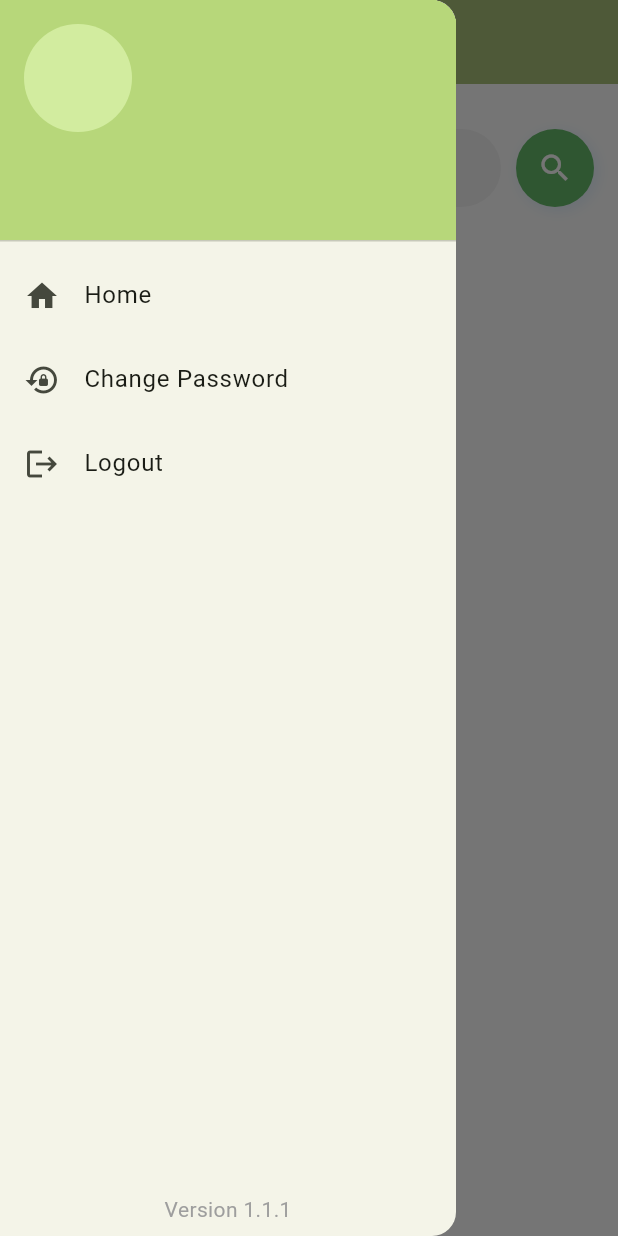
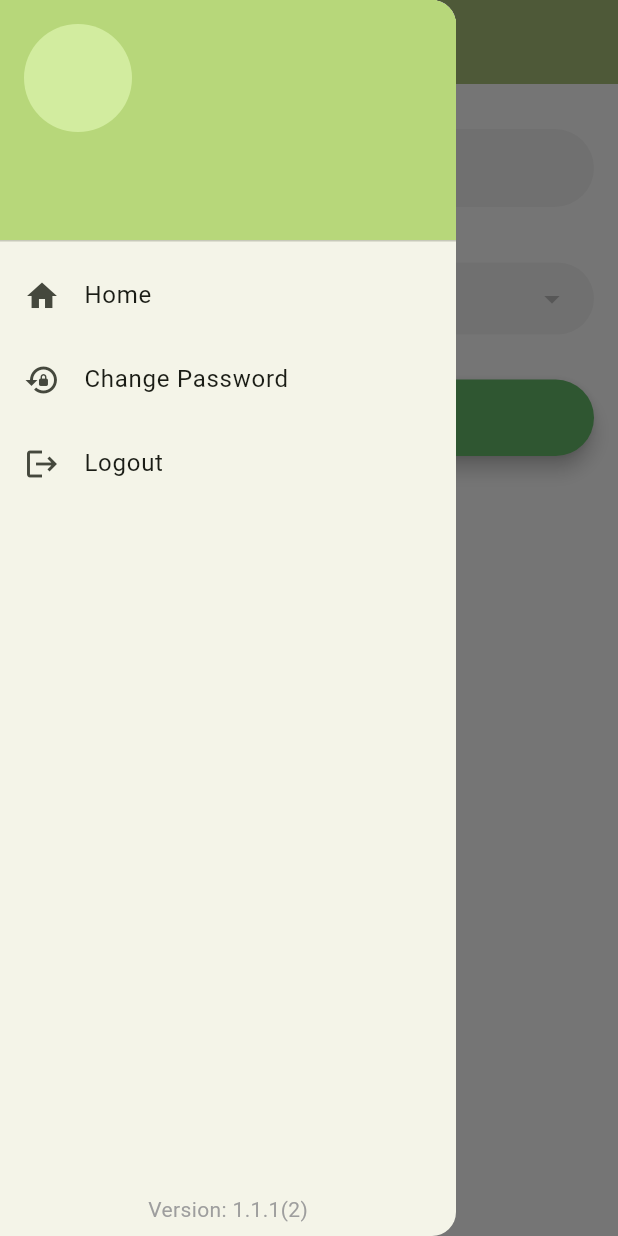
Before and after one commit to Kuldeepsinghhada/rajfed_qr, a Flutter app: the MyHomePage screen opened directly, with the side drawer open, on a phone screen of 412 x 824 dp. Run offline on Flutter 3.47's test engine with Material 3 defaults, Android fonts, the phone set to English and light mode, and no system bars; our stand-ins replace device_info_plus, dio, fluttertoast, package_info_plus, permission_handler, shared_preferences; missing offline and left inert: ai_barcode_scanner; accounts and stored records are empty; network calls fail.

Commit message:
Crop dropdown added

```diff
--- a/lib/APIService/api_endpoint.dart
+++ b/lib/APIService/api_endpoint.dart
@@ -6,6 +6,7 @@ class APIEndPoint {
   static String operatorRejected = "OperatorRejected";
   static String operatorSaveQr = "OperatorSaveQr";
   static String farmerSavedQrCode = "QrCodeByFarmerRegNo";
+  static String getCropList =  "cropmaster";
 
   // Incharge Endpoint
   static String inchargeDetails = "InchargeDetails";
--- a/lib/Screens/Operator/Home/HomeScreen.dart
+++ b/lib/Screens/Operator/Home/HomeScreen.dart
@@ -14,6 +14,7 @@ import 'package:rajfed_qr/Screens/login/login_screen.dart';
 import 'package:rajfed_qr/Screens/QRScannerScreen/qr_code_screen.dart';
 import 'package:rajfed_qr/common_views/common_button.dart';
 import 'package:rajfed_qr/common_views/loader_dialog.dart';
+import 'package:rajfed_qr/models/crop_list_model.dart';
 import 'package:rajfed_qr/models/operator_details.dart';
 import 'package:rajfed_qr/models/saved_qr_model.dart';
 import 'package:rajfed_qr/utils/enums.dart';
@@ -47,9 +48,14 @@ class _MyHomePageState extends State<MyHomePage> {
 
   bool isShowSavedStock = false;
 
+  String? selectedCropValue;
+  List<CropModel> cropList = [];
+  List<String> cropStringList = [];
+
   @override
   void initState() {
     getUserDetails();
+    getCropAPICall();
     super.initState();
   }
 
@@ -57,6 +63,30 @@ class _MyHomePageState extends State<MyHomePage> {
   void dispose() {
     _focusNode.dispose(); // Dispose of the FocusNode
     super.dispose();
+  }
+
+  void getCropAPICall() async {
+    await Future.delayed(Duration(milliseconds: 100));
+    showLoadingDialog(context);
+    try {
+      var response = await OPHomeService.instance.getCropList();
+      Navigator.pop(context);
+      if (response.status == true) {
+        cropList = response.data;
+        cropList.removeWhere((obj) => obj.cropID == 0);
+        for (var item in cropList) {
+          if (item.cropDescEN != null) {
+            cropStringList.add(item.cropDescEN!);
+          }
+        }
+        setState(() {});
+      } else {
+        showErrorToast(response.error);
+      }
+    } catch (e) {
+      Navigator.pop(context);
+      showErrorToast("Something went wrong");
+    }
   }
 
   /// API CALLS
@@ -89,10 +119,16 @@ class _MyHomePageState extends State<MyHomePage> {
   void saveQrAPICall() async {
     showLoadingDialog(context);
     try {
+      var index = cropStringList.indexOf(selectedCropValue ?? '');
+      if (index < 0) {
+        showErrorToast("Crop not found");
+        return;
+      }
       var data = await OPHomeService.instance.saveFarmerQrCode(
           operatorDetails?.farmerRegID ?? "",
           scannedNumberList,
-          (operatorDetails?.lotId ?? "").toString());
+          (operatorDetails?.lotId ?? "").toString(),
+          cropList[index].cropID ?? 0);
       Navigator.pop(context);
       if (data?.status == true) {
         scannedNumberList.clear();
@@ -109,9 +145,14 @@ class _MyHomePageState extends State<MyHomePage> {
 
   void getSavedQrCodes() async {
     showLoadingDialog(context);
+    var index = cropStringList.indexOf(selectedCropValue ?? '');
+    if (index < 0) {
+      showErrorToast("Crop not found");
+      return;
+    }
     try {
-      var response = await OPHomeService.instance
-          .farmerSavedList(operatorDetails?.farmerRegID ?? '');
+      var response = await OPHomeService.instance.farmerSavedList(
+          operatorDetails?.farmerRegID ?? '', cropList[index].cropID ?? 0);
       if (response?.status == true) {
         Navigator.pop(context);
         setState(() {
@@ -342,8 +383,10 @@ class _MyHomePageState extends State<MyHomePage> {
                       if (scannedNumberList.length <= remainingRecord - 1) {
                         for (var i = 0; i < count; i++) {
                           if (scannedNumberList.length <= remainingRecord - 1) {
-                            String? leadingZeros =
-                                RegExp(r'^0+').stringMatch(qrController.text.replaceAll("RJ", "").toString());
+                            String? leadingZeros = RegExp(r'^0+').stringMatch(
+                                qrController.text
+                                    .replaceAll("RJ", "")
+                                    .toString());
                             var number =
                                 "${qrController.text.contains('RJ') ? "RJ" : ""}${leadingZeros ?? ''}${code + i}";
                             if (number.length > 12) {
@@ -465,11 +508,16 @@ class _MyHomePageState extends State<MyHomePage> {
   void getOperatorDetails() async {
     _focusNode.unfocus();
     var valid = _formKey.currentState?.validate();
+    var index = cropStringList.indexOf(selectedCropValue ?? '');
+    if (index < 0) {
+      showErrorToast("Crop not found");
+      return;
+    }
     if (valid == true) {
       showLoadingDialog(context);
       try {
         var response = await OPHomeService.instance
-            .operatorDetails(_searchController.text);
+            .operatorDetails(_searchController.text,cropList[index].cropID ?? 0);
         if (response?.status == true) {
           Navigator.pop(context);
           setState(() {
@@ -528,18 +576,15 @@ class _MyHomePageState extends State<MyHomePage> {
   }
 
   Widget searchBar() {
-    return Row(
+    return Column(
       crossAxisAlignment: CrossAxisAlignment.start,
       children: [
-        // Search Field
-        Expanded(
-          child: TextFormField(
+        TextFormField(
           focusNode: _focusNode,
           controller: _searchController,
           keyboardType: TextInputType.number, // Numeric keyboard
           inputFormatters: [
-              FilteringTextInputFormatter
-                  .digitsOnly, // Restricts to numbers only
+            FilteringTextInputFormatter.digitsOnly, // Restricts to numbers only
           ],
           maxLength: 8,
           style: TextStyle(fontWeight: FontWeight.w600),
@@ -553,43 +598,66 @@ class _MyHomePageState extends State<MyHomePage> {
               borderRadius: BorderRadius.circular(30),
               borderSide: BorderSide.none,
             ),
-              contentPadding:
-                  EdgeInsets.symmetric(vertical: 14, horizontal: 16),
+            contentPadding: EdgeInsets.symmetric(vertical: 14, horizontal: 16),
           ),
           validator: (value) {
-              if (value != null &&
-                  value.trim().isNotEmpty &&
-                  value.trim().length != 8) {
+            if (value?.trim().length != 8) {
               return "Please enter correct registration number";
             }
             return null;
           },
         ),
+        SizedBox(
+          height: 12,
         ),
-
-        SizedBox(width: 10), // Space between
-
-        // Search Button
-        GestureDetector(
-          onTap: () {
+        cropDropDown(),
+        SizedBox(
+          height: 30,
+        ),
+        Row(
+          children: [
+            Expanded(
+              child: ElevatedButton(
+                onPressed: () {
                   getOperatorDetails();
                 },
-          child: Container(
-            padding: EdgeInsets.all(14),
-            decoration: BoxDecoration(
-              color: Colors.green.shade400,
-              borderRadius: BorderRadius.circular(30),
-              boxShadow: [
-                BoxShadow(
-                  color: Colors.blue.shade50,
-                  blurRadius: 8,
-                  offset: Offset(2, 2),
+                style: ElevatedButton.styleFrom(
+                  backgroundColor: Colors.green.shade400,
+                  foregroundColor: Colors.white,
+                  padding: EdgeInsets.symmetric(horizontal: 32, vertical: 14),
+                  shape: RoundedRectangleBorder(
+                    borderRadius: BorderRadius.circular(30), // Rounded corners
+                  ),
+                  elevation: 5,
+                ),
+                child: Text(
+                  "Search".toUpperCase(),
+                  style: TextStyle(fontSize: 16, fontWeight: FontWeight.w700),
+                ),
+              ),
             ),
           ],
         ),
-            child: Icon(Icons.search, color: Colors.white),
-          ),
-        ),
+        // GestureDetector(
+        //   onTap: () {
+        //     getOperatorDetails();
+        //   },
+        //   child: Container(
+        //     padding: EdgeInsets.all(14),
+        //     decoration: BoxDecoration(
+        //       color: Colors.green.shade400,
+        //       borderRadius: BorderRadius.circular(30),
+        //       boxShadow: [
+        //         BoxShadow(
+        //           color: Colors.blue.shade50,
+        //           blurRadius: 8,
+        //           offset: Offset(2, 2),
+        //         ),
+        //       ],
+        //     ),
+        //     child: Icon(Icons.search, color: Colors.white),
+        //   ),
+        // ),
       ],
     );
   }
@@ -866,4 +934,46 @@ class _MyHomePageState extends State<MyHomePage> {
           )
         : SizedBox();
   }
+
+  Widget cropDropDown() {
+    return Container(
+      padding: EdgeInsets.symmetric(horizontal: 16),
+      decoration: BoxDecoration(
+        color: Colors.grey[100],
+        //border: Border.all(color: Colors.deepPurple),
+        borderRadius: BorderRadius.circular(30), // Rounded corners
+      ),
+      child: DropdownButtonFormField<String>(
+        value: selectedCropValue,
+        icon: Icon(Icons.arrow_drop_down),
+        hint: Text(
+          'Please select crop',
+          style: TextStyle(fontWeight: FontWeight.w500, color: Colors.black87),
+        ),
+        isExpanded: true,
+        decoration: InputDecoration(border: InputBorder.none),
+        style: TextStyle(color: Colors.black, fontSize: 16),
+        onChanged: (String? newValue) {
+          setState(() {
+            selectedCropValue = newValue!;
+          });
+        },
+        validator: (value) {
+          if (value == null) {
+            return "Please select value";
           }
+          setState(() {
+            selectedCropValue = value;
+          });
+          return null;
+        },
+        items: cropStringList.map((String value) {
+          return DropdownMenuItem<String>(
+            value: value,
+            child: Text(value),
+          );
+        }).toList(),
+      ),
+    );
+  }
+}
--- a/lib/Screens/Operator/Home/views/custom_drawer.dart
+++ b/lib/Screens/Operator/Home/views/custom_drawer.dart
@@ -1,4 +1,5 @@
 import 'package:flutter/material.dart';
+import 'package:package_info_plus/package_info_plus.dart';
 import 'package:rajfed_qr/APIService/shared_preference_helper.dart';
 
 class CustomDrawer extends StatefulWidget {
@@ -17,7 +18,16 @@ class _CustomDrawerState extends State<CustomDrawer> {
   @override
   void initState() {
     getUserType();
+    getPackageDetail();
     super.initState();
+  }
+
+  String buildNumber = "";
+
+  getPackageDetail() async {
+    PackageInfo packageInfo = await PackageInfo.fromPlatform();
+    buildNumber = "Version: ${packageInfo.version}(${packageInfo.buildNumber})";
+    setState(() {});
   }
 
   getUserType() async {
@@ -98,7 +108,7 @@ class _CustomDrawerState extends State<CustomDrawer> {
           Padding(
             padding: const EdgeInsets.all(8.0),
             child: Text(
-              "Version 1.1.1",
+              buildNumber,
               style: TextStyle(color: Colors.grey),
             ),
           ),
--- /dev/null
+++ b/lib/models/crop_list_model.dart
@@ -0,0 +1,23 @@
+
+
+class CropModel {
+  int? cropID;
+  String? cropDescEN;
+  int? cropIsAcrive;
+
+  CropModel({this.cropID, this.cropDescEN, this.cropIsAcrive});
+
+  CropModel.fromJson(Map<String, dynamic> json) {
+    cropID = json['crop_ID'];
+    cropDescEN = json['crop_descEN'];
+    cropIsAcrive = json['crop_IsAcrive'];
+  }
+
+  Map<String, dynamic> toJson() {
+    final Map<String, dynamic> data = new Map<String, dynamic>();
+    data['crop_ID'] = this.cropID;
+    data['crop_descEN'] = this.cropDescEN;
+    data['crop_IsAcrive'] = this.cropIsAcrive;
+    return data;
+  }
+}
--- a/pubspec.yaml
+++ b/pubspec.yaml
@@ -16,7 +16,7 @@ publish_to: 'none' # Remove this line if you wish to publish to pub.dev
 # https://developer.apple.com/library/archive/documentation/General/Reference/InfoPlistKeyReference/Articles/CoreFoundationKeys.html
 # In Windows, build-name is used as the major, minor, and patch parts
 # of the product and file versions while build-number is used as the build suffix.
-version: 1.0.0+1
+version: 1.1.1+2
 
 environment:
   sdk: ^3.6.2
@@ -43,6 +43,7 @@ dependencies:
   dio: ^5.8.0+1
   permission_handler: ^12.0.0
   device_info_plus: ^11.3.0
+  package_info_plus: ^8.3.0
 
 dev_dependencies:
   flutter_test:
```
Also changed, not shown: lib/Screens/Incharge/incharge_home/incharge_home.dart (+6 -6 lines), lib/Screens/Operator/Home/op_home_service.dart (+26 -7 lines), lib/Screens/login/login_screen.dart (+29 -3 lines), pubspec.lock, 1 other file. Lines whose indentation alone changed are shown as unchanged.
